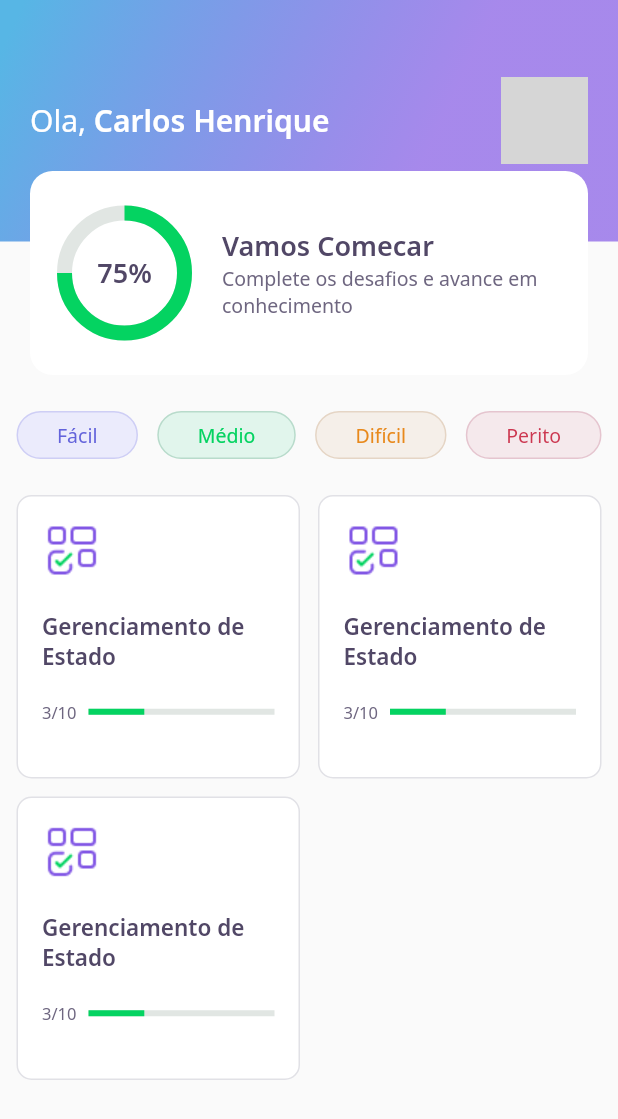
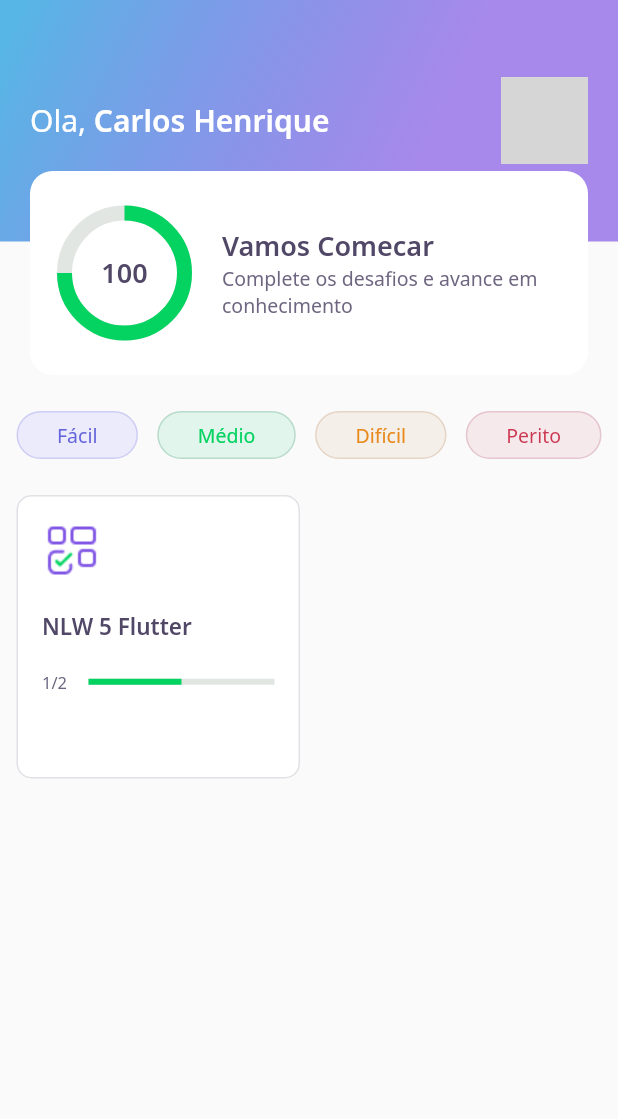
Before and after one commit to carloshenrique-dev/devquiz, a Flutter app: the HomePage screen opened directly, on a phone screen of 412 x 824 dp. Shown: the top 1119 px of the screen. Run offline on Flutter 3.47's test engine with Material 2 defaults, Android fonts, the phone set to English and light mode, and no system bars; our stand-ins replace google_fonts; accounts and stored records are empty; network calls fail; grey boxes are pictures that could not be loaded.

```diff
--- /dev/null
+++ b/assets/database/user.json
@@ -0,0 +1,5 @@
+{
+    "name" : "Carlos Henrique",
+    "score" : 100,
+    "photoUrl": "https://avatars.githubusercontent.com/u/58753717?s=400&u=4c16eb3bd018b4f838c81d81e4fc1e97bce5216b&v=4"
+}
--- a/lib/core/app_widget.dart
+++ b/lib/core/app_widget.dart
@@ -7,7 +7,7 @@ class AppWidget extends StatelessWidget {
   Widget build(BuildContext context) {
     return MaterialApp(
       title: "DevQuiz",
-      home: ChallengePage(),
+      home: HomePage(),
       debugShowCheckedModeBanner: false,
     );
   }
--- /dev/null
+++ b/lib/home/home_controller.dart
@@ -0,0 +1,29 @@
+import 'package:devquiz/home/home_repository.dart';
+import 'package:devquiz/home/home_state.dart';
+import 'package:devquiz/shared/models/quiz_model.dart';
+import 'package:devquiz/shared/models/user_model.dart';
+import 'package:flutter/foundation.dart';
+
+class HomeController {
+  //gerencia de estado com Value Notifier
+  final stateNotifier = ValueNotifier<HomeState>(HomeState.vazio);
+  set state(HomeState state) => stateNotifier.value = state;
+  HomeState get state => stateNotifier.value;
+
+  UserModel? user;
+  List<QuizModel>? quizzes;
+
+  final repository = HomeRepository();
+
+  void getUser() async {
+    state = HomeState.carregando;
+    user = await repository.getUser();
+    state = HomeState.sucesso;
+  }
+
+  Future<void> getQuizzes() async {
+    state = HomeState.carregando;
+    quizzes = await repository.getQuizzes();
+    state = HomeState.sucesso;
+  }
+}
--- a/lib/home/home_page.dart
+++ b/lib/home/home_page.dart
@@ -1,6 +1,10 @@
+import 'package:devquiz/challenge/widgets/quiz/quiz_widget.dart';
+import 'package:devquiz/core/app_colors.dart';
+import 'package:devquiz/home/home_state.dart';
+import 'package:devquiz/home/widgets/quiz_card/quiz_card_widget.dart';
+import 'home_controller.dart';
 import 'package:devquiz/home/widgets/appbar/app_bar_widget.dart';
 import 'package:devquiz/home/widgets/level_button/level_button_widget.dart';
-import 'package:devquiz/home/widgets/quiz_card/quiz_card_widget.dart';
 import 'package:flutter/material.dart';
 
 class HomePage extends StatefulWidget {
@@ -10,10 +14,25 @@ class HomePage extends StatefulWidget {
 }
 
 class _HomePageState extends State<HomePage> {
+  final controller = HomeController();
+
+  @override
+  void initState() {
+    super.initState();
+    controller.getUser();
+    controller.getQuizzes();
+    controller.stateNotifier.addListener(() {
+      setState(() {});
+    });
+  }
+
   @override
   Widget build(BuildContext context) {
+    if (controller.state == HomeState.sucesso) {
       return Scaffold(
-      appBar: AppBarWidget(),
+        appBar: AppBarWidget(
+          user: controller.user!,
+        ),
         body: Padding(
           padding: const EdgeInsets.symmetric(horizontal: 11),
           child: Column(
@@ -38,16 +57,28 @@ class _HomePageState extends State<HomePage> {
                   crossAxisSpacing: 12,
                   mainAxisSpacing: 12,
                   crossAxisCount: 2,
-                children: [
-                  QuizCardWidget(),
-                  QuizCardWidget(),
-                  QuizCardWidget(),
-                ],
+                  children: controller.quizzes!
+                      .map((e) => QuizCardWidget(
+                            title: e.title,
+                            completed:
+                                '${e.questionAnswered}/${e.questions.length}',
+                            percent: e.questionAnswered / e.questions.length,
+                          ))
+                      .toList(),
                 ),
               )
             ],
           ),
         ),
       );
+    } else {
+      return Scaffold(
+        body: Center(
+          child: CircularProgressIndicator(
+            valueColor: AlwaysStoppedAnimation<Color>(AppColors.darkGreen),
+          ),
+        ),
+      );
     }
   }
+}
--- /dev/null
+++ b/lib/home/home_state.dart
@@ -0,0 +1,6 @@
+enum HomeState {
+  sucesso,
+  carregando,
+  erro,
+  vazio,
+}
--- a/lib/home/widgets/appbar/app_bar_widget.dart
+++ b/lib/home/widgets/appbar/app_bar_widget.dart
@@ -1,10 +1,12 @@
 import 'package:devquiz/core/app_gradients.dart';
 import 'package:devquiz/core/app_text_styles.dart';
 import 'package:devquiz/home/widgets/score_card/score_card_widget.dart';
+import 'package:devquiz/shared/models/user_model.dart';
 import 'package:flutter/material.dart';
 
 class AppBarWidget extends PreferredSize {
-  AppBarWidget()
+  final UserModel user;
+  AppBarWidget({required this.user})
       : super(
           preferredSize: Size.fromHeight(250),
           child: Container(
@@ -25,7 +27,7 @@ class AppBarWidget extends PreferredSize {
                           style: AppTextStyles.title,
                           children: [
                             TextSpan(
-                                text: 'Carlos Henrique',
+                                text: user.name,
                                 style: AppTextStyles.titleBold),
                           ],
                         ),
@@ -36,15 +38,18 @@ class AppBarWidget extends PreferredSize {
                         decoration: BoxDecoration(
                           borderRadius: BorderRadius.circular(10),
                           image: DecorationImage(
-                            image: NetworkImage(
-                                'https://avatars.githubusercontent.com/u/58753717?s=400&u=4c16eb3bd018b4f838c81d81e4fc1e97bce5216b&v=4'),
+                            image: NetworkImage(user.photoUrl),
                           ),
                         ),
                       ),
                     ],
                   ),
                 ),
-                Align(alignment: Alignment(0.0, 1.0), child: ScoreCardWidget()),
+                Align(
+                    alignment: Alignment(0.0, 1.0),
+                    child: ScoreCardWidget(
+                      user: user,
+                    )),
               ],
             ),
           ),
--- a/lib/home/widgets/chart/chart_widget.dart
+++ b/lib/home/widgets/chart/chart_widget.dart
@@ -1,8 +1,12 @@
 import 'package:devquiz/core/app_colors.dart';
 import 'package:devquiz/core/app_text_styles.dart';
+import 'package:devquiz/shared/models/user_model.dart';
 import 'package:flutter/material.dart';
 
 class ChartWidget extends StatelessWidget {
+  final UserModel user;
+  ChartWidget({required this.user});
+
   @override
   Widget build(BuildContext context) {
     return Container(
@@ -25,7 +29,7 @@ class ChartWidget extends StatelessWidget {
           ),
           Center(
             child: Text(
-              '75%',
+              user.score.toString(),
               style: AppTextStyles.heading,
             ),
           ),
--- a/lib/home/widgets/quiz_card/quiz_card_widget.dart
+++ b/lib/home/widgets/quiz_card/quiz_card_widget.dart
@@ -5,6 +5,17 @@ import 'package:devquiz/shared/widgets/progress_indicator/progress_indicator_wid
 import 'package:flutter/material.dart';
 
 class QuizCardWidget extends StatelessWidget {
+  final String title;
+  final String completed;
+  final double percent;
+
+  const QuizCardWidget(
+      {Key? key,
+      required this.title,
+      required this.completed,
+      required this.percent})
+      : super(key: key);
+
   @override
   Widget build(BuildContext context) {
     return Container(
@@ -28,7 +39,7 @@ class QuizCardWidget extends StatelessWidget {
             height: 20,
           ),
           Text(
-            'Gerenciamento de Estado',
+            title,
             style: AppTextStyles.heading15,
           ),
           SizedBox(
@@ -39,14 +50,14 @@ class QuizCardWidget extends StatelessWidget {
               Expanded(
                 flex: 1,
                 child: Text(
-                  '3/10',
+                  completed,
                   style: AppTextStyles.body11,
                 ),
               ),
               Expanded(
                 flex: 4,
                 child: ProgressIndicatorWidget(
-                  value: 0.3,
+                  value: percent,
                 ),
               ),
             ],
--- a/lib/home/widgets/score_card/score_card_widget.dart
+++ b/lib/home/widgets/score_card/score_card_widget.dart
@@ -1,9 +1,13 @@
 import 'package:devquiz/core/app_colors.dart';
 import 'package:devquiz/core/app_text_styles.dart';
 import 'package:devquiz/home/widgets/chart/chart_widget.dart';
+import 'package:devquiz/shared/models/user_model.dart';
 import 'package:flutter/material.dart';
 
 class ScoreCardWidget extends StatelessWidget {
+  final UserModel user;
+  ScoreCardWidget({required this.user});
+
   @override
   Widget build(BuildContext context) {
     return Padding(
@@ -21,7 +25,9 @@ class ScoreCardWidget extends StatelessWidget {
             children: [
               Expanded(
                 flex: 1,
-                child: ChartWidget(),
+                child: ChartWidget(
+                  user: user,
+                ),
               ),
               Expanded(
                 flex: 3,
--- /dev/null
+++ b/lib/shared/models/quiz_model.dart
@@ -0,0 +1,65 @@
+import 'dart:convert';
+
+import 'package:devquiz/shared/models/question_model.dart';
+
+enum Level { facil, medio, dificil, perito }
+
+extension LevelStringExt on String {
+  Level get parse => {
+        "facil": Level.facil,
+        "medio": Level.medio,
+        "dificil": Level.dificil,
+        "perito": Level.perito
+      }[this]!;
+}
+
+extension LevelExt on Level {
+  String get parse => {
+        Level.facil: "facil",
+        Level.medio: "medio",
+        Level.dificil: "dificil",
+        Level.perito: "perito"
+      }[this]!;
+}
+
+class QuizModel {
+  final String title;
+  final List<QuestionModel> questions;
+  final int questionAnswered;
+  final String imagem;
+  final Level level;
+
+  QuizModel({
+    required this.title,
+    required this.questions,
+    this.questionAnswered = 0,
+    required this.imagem,
+    required this.level,
+  });
+
+  Map<String, dynamic> toMap() {
+    return {
+      'title': title,
+      'questions': questions.map((x) => x.toMap()).toList(),
+      'questionAnswered': questionAnswered,
+      'imagem': imagem,
+      'level': level.parse,
+    };
+  }
+
+  factory QuizModel.fromMap(Map<String, dynamic> map) {
+    return QuizModel(
+      title: map['title'],
+      questions: List<QuestionModel>.from(
+          map['questions']?.map((x) => QuestionModel.fromMap(x))),
+      questionAnswered: map['questionAnswered'],
+      imagem: map['imagem'],
+      level: map['level'].toString().parse,
+    );
+  }
+
+  String toJson() => json.encode(toMap());
+
+  factory QuizModel.fromJson(String source) =>
+      QuizModel.fromMap(json.decode(source));
+}
--- /dev/null
+++ b/lib/shared/models/user_model.dart
@@ -0,0 +1,34 @@
+import 'dart:convert';
+
+class UserModel {
+  final String name;
+  final String photoUrl;
+  final int score;
+
+  UserModel({
+    required this.name,
+    required this.photoUrl,
+    this.score = 0,
+  });
+
+  Map<String, dynamic> toMap() {
+    return {
+      'name': name,
+      'photoUrl': photoUrl,
+      'score': score,
+    };
+  }
+
+  factory UserModel.fromMap(Map<String, dynamic> map) {
+    return UserModel(
+      name: map['name'],
+      photoUrl: map['photoUrl'],
+      score: map['score'],
+    );
+  }
+
+  String toJson() => json.encode(toMap());
+
+  factory UserModel.fromJson(String source) =>
+      UserModel.fromMap(json.decode(source));
+}
--- a/pubspec.yaml
+++ b/pubspec.yaml
@@ -18,5 +18,6 @@ dev_dependencies:
 flutter:
   assets:
     - assets/images/
+    - assets/database/
 
   uses-material-design: true
```
Also changed, not shown: assets/database/quizzes.json (added, +28 -0 lines), lib/home/home_repository.dart (added, +21 -0 lines), lib/shared/models/answers_model.dart (added, +30 -0 lines), lib/shared/models/question_model.dart (added, +35 -0 lines). Lines whose indentation alone changed are shown as unchanged.
